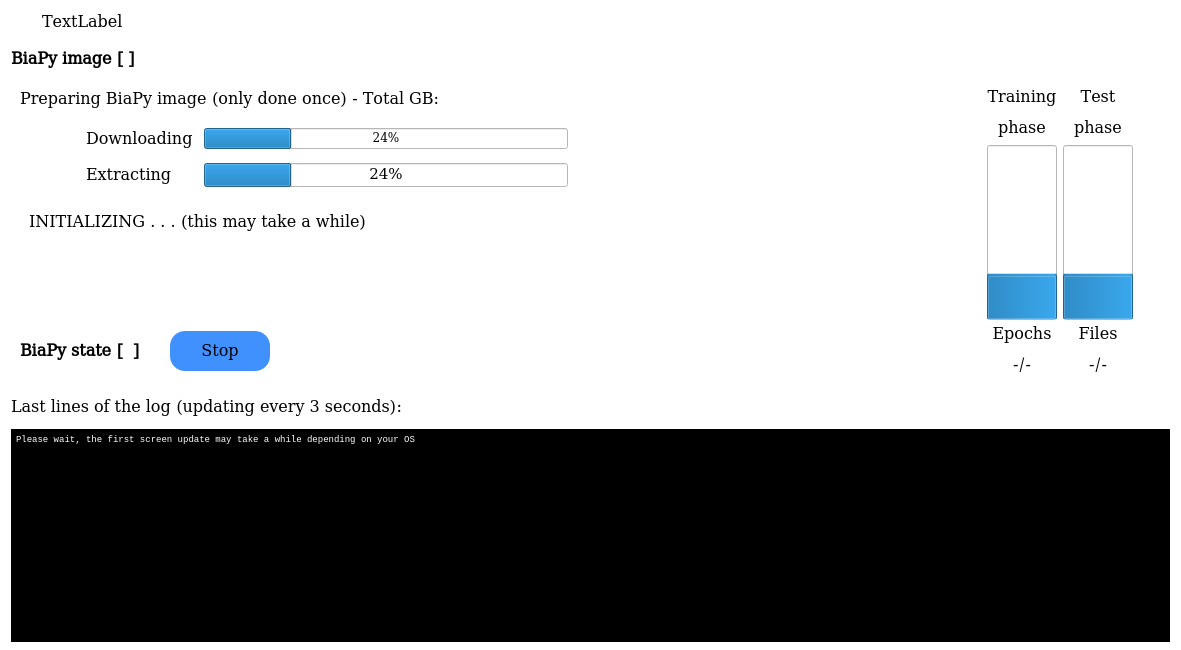
BiaPyX/BiaPy-GUI, file ui/ui_run.ui: the form before one commit.
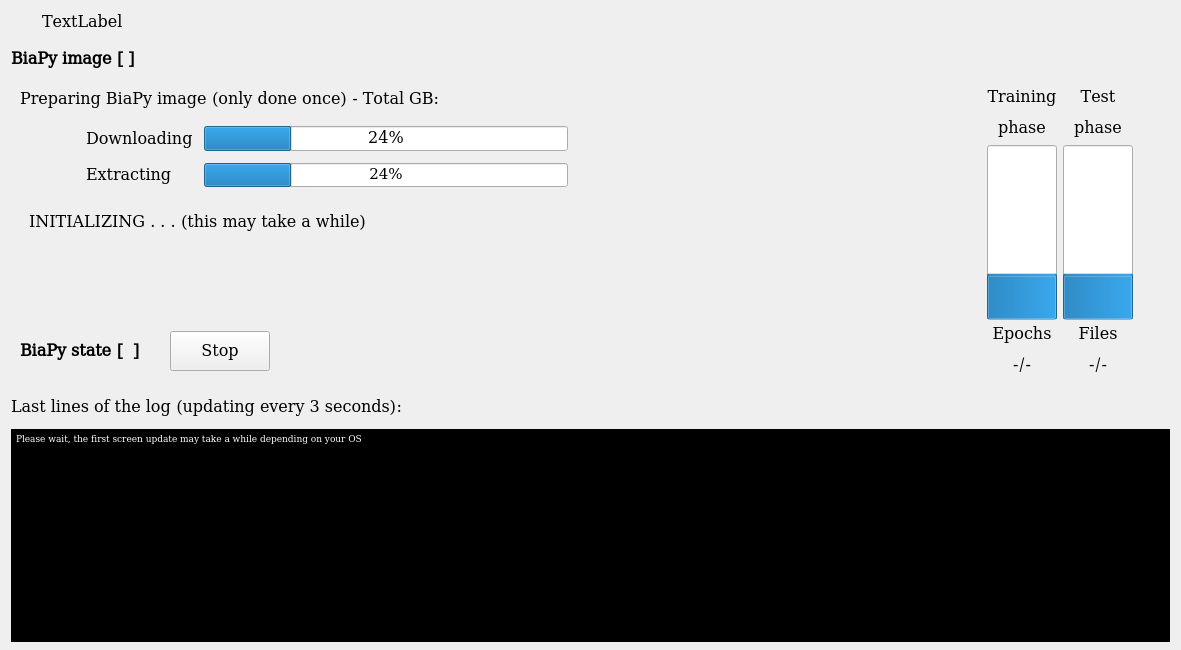
The form after the commit. Icons and pictures are not drawn.

```diff
--- a/ui/ui_run.ui
+++ b/ui/ui_run.ui
@@ -25,9 +25,6 @@
   <property name="windowTitle">
    <string>Run BiaPy</string>
   </property>
-  <property name="styleSheet">
-   <string notr="true">background:rgb(255,255,255);</string>
-  </property>
   <layout class="QVBoxLayout" name="verticalLayout">
    <property name="spacing">
     <number>0</number>
@@ -46,9 +43,6 @@
    </property>
    <item>
     <widget class="QFrame" name="centralwidget">
-     <property name="styleSheet">
-      <string notr="true">background:rgb(255,255,255);</string>
-     </property>
      <property name="frameShape">
       <enum>QFrame::NoFrame</enum>
      </property>
@@ -403,6 +397,7 @@
                     <property name="font">
                      <font>
                       <family>DejaVu Math TeX Gyre</family>
+                      <pointsize>12</pointsize>
                      </font>
                     </property>
                     <property name="value">
@@ -645,16 +640,8 @@
                       <pointsize>12</pointsize>
                      </font>
                     </property>
-                    <property name="styleSheet">
-                     <string notr="true">QPushButton {
-	border: none;
-	background-color: rgb(64,144,253);
-	border-radius: 15px;
-}
-QPushButton:hover {
-	background-color: rgb(255,255,255);
-	border: 2px solid rgb(0, 0, 0);
-}</string>
+                    <property name="focusPolicy">
+                     <enum>Qt::NoFocus</enum>
                     </property>
                     <property name="text">
                      <string>Stop</string>
@@ -913,8 +900,8 @@
             <string>&lt;!DOCTYPE HTML PUBLIC &quot;-//W3C//DTD HTML 4.0//EN&quot; &quot;http://www.w3.org/TR/REC-html40/strict.dtd&quot;&gt;
 &lt;html&gt;&lt;head&gt;&lt;meta name=&quot;qrichtext&quot; content=&quot;1&quot; /&gt;&lt;style type=&quot;text/css&quot;&gt;
 p, li { white-space: pre-wrap; }
-&lt;/style&gt;&lt;/head&gt;&lt;body style=&quot; font-family:'Monospace'; font-size:9px; font-weight:400; font-style:normal;&quot;&gt;
-&lt;p style=&quot; margin-top:0px; margin-bottom:0px; margin-left:0px; margin-right:0px; -qt-block-indent:0; text-indent:0px;&quot;&gt;&lt;span style=&quot; font-size:9px;&quot;&gt;Please wait, the first screen update may take a while depending on your OS&lt;/span&gt;&lt;/p&gt;&lt;/body&gt;&lt;/html&gt;</string>
+&lt;/style&gt;&lt;/head&gt;&lt;body style=&quot; font-family:'Monospace','DejaVu Math TeX Gyre'; font-size:9px; font-weight:400; font-style:normal;&quot;&gt;
+&lt;p style=&quot; margin-top:0px; margin-bottom:0px; margin-left:0px; margin-right:0px; -qt-block-indent:0; text-indent:0px;&quot;&gt;&lt;span style=&quot; font-family:'Monospace'; font-size:9px;&quot;&gt;Please wait, the first screen update may take a while depending on your OS&lt;/span&gt;&lt;/p&gt;&lt;/body&gt;&lt;/html&gt;</string>
            </property>
           </widget>
          </item>
```
Left out of the diff: 10 changed lines with no effect on the pictures.
